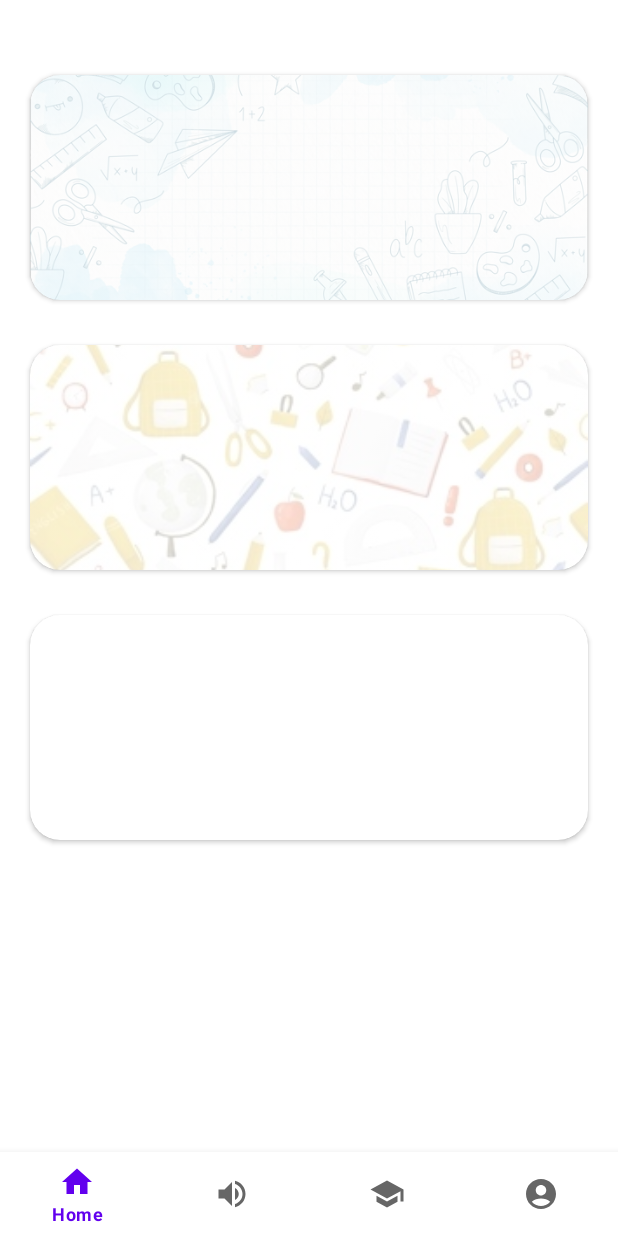
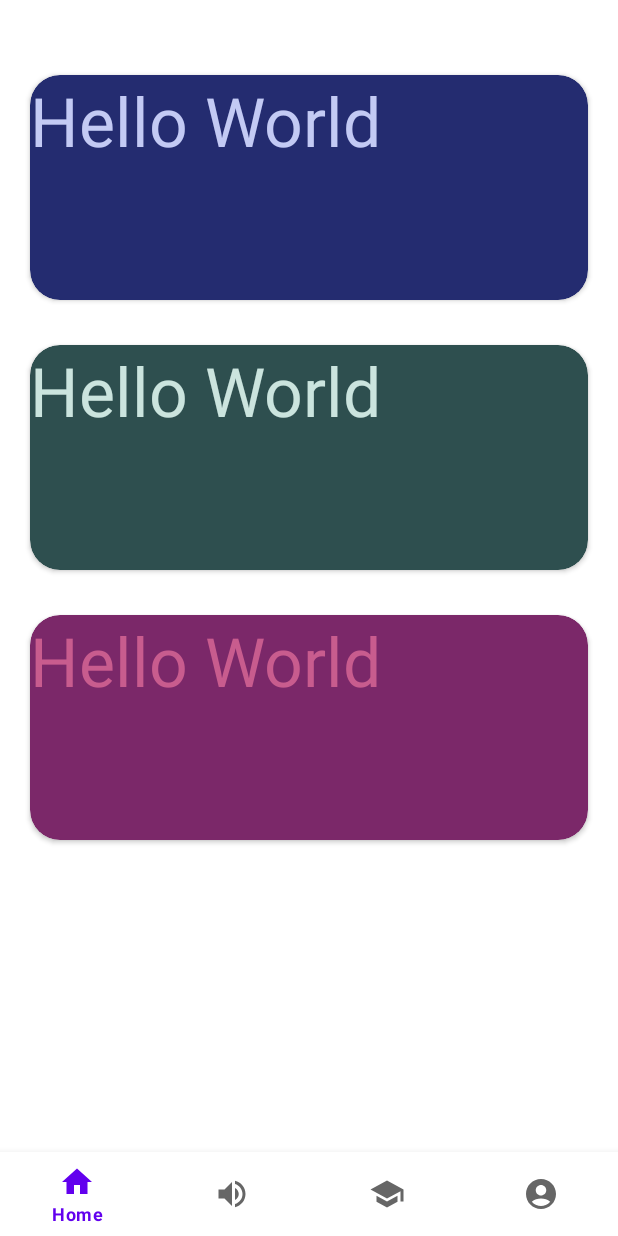
Before and after one commit to tutionmanagement/TMSStudent, an Android app: the HomeFragment screen opened directly, with no data from a screen before it, on a phone screen of 412 x 824 dp. Run offline under Robolectric (Android 15) with nearby library versions, the phone set to English and light mode, and no system bars.

Commit message:
Modified Dashboard Design. And Added components to the screen

```diff
--- a/app/src/main/res/layout/fragment_home.xml
+++ b/app/src/main/res/layout/fragment_home.xml
@@ -24,11 +24,21 @@
                 android:layout_marginTop="30dp"
                 android:layout_marginEnd="20dp"
                 android:layout_marginBottom="30dp"
+                app:cardBackgroundColor="#7B2869"
                 app:cardCornerRadius="20dp"
                 app:layout_constraintBottom_toBottomOf="parent"
                 app:layout_constraintEnd_toEndOf="parent"
                 app:layout_constraintStart_toStartOf="parent"
-                app:layout_constraintTop_toBottomOf="@+id/cd2"/>
+                app:layout_constraintTop_toBottomOf="@+id/cd2" >
+
+                <TextView
+                    android:id="@+id/textView10"
+                    android:layout_width="wrap_content"
+                    android:layout_height="wrap_content"
+                    android:text="Hello World "
+                    android:textAppearance="@style/TextAppearance.AppCompat.Display2"
+                    android:textColor="#C85C8E" />
+            </androidx.cardview.widget.CardView>
 
             <androidx.cardview.widget.CardView
                 android:id="@+id/cd2"
@@ -37,18 +47,19 @@
                 android:layout_marginStart="20dp"
                 android:layout_marginTop="30dp"
                 android:layout_marginEnd="20dp"
+                app:cardBackgroundColor="#2E4F4F"
                 app:cardCornerRadius="20dp"
                 app:layout_constraintEnd_toEndOf="parent"
                 app:layout_constraintStart_toStartOf="parent"
                 app:layout_constraintTop_toBottomOf="@+id/cd1">
 
-                <ImageView
-                    android:id="@+id/imageView4"
-                    android:layout_width="match_parent"
-                    android:layout_height="match_parent"
-                    android:alpha="0.2"
-                    android:scaleType="centerCrop"
-                    android:src="@mipmap/imgcard" />
+                <TextView
+                    android:id="@+id/textView9"
+                    android:layout_width="wrap_content"
+                    android:layout_height="wrap_content"
+                    android:text="Hello World "
+                    android:textAppearance="@style/TextAppearance.AppCompat.Display2"
+                    android:textColor="#CBE4DE" />
             </androidx.cardview.widget.CardView>
 
             <androidx.cardview.widget.CardView
@@ -59,20 +70,20 @@
                 android:layout_marginTop="50dp"
                 android:layout_marginEnd="20dp"
                 android:clickable="true"
+                app:cardBackgroundColor="#242C70"
                 app:cardCornerRadius="20dp"
                 app:layout_constraintEnd_toEndOf="parent"
                 app:layout_constraintHorizontal_bias="0.5"
                 app:layout_constraintStart_toStartOf="parent"
-                app:layout_constraintTop_toTopOf="parent">
+                app:layout_constraintTop_toTopOf="parent" >
 
-                <ImageView
-                    android:id="@+id/imageView5"
-                    android:layout_width="match_parent"
-                    android:layout_height="match_parent"
-                    android:alpha="0.2"
-                    android:scaleType="centerCrop"
-                    android:src="@mipmap/imgmedium" />
-
+                <TextView
+                    android:id="@+id/textView8"
+                    android:layout_width="wrap_content"
+                    android:layout_height="wrap_content"
+                    android:text="Hello World "
+                    android:textAppearance="@style/TextAppearance.AppCompat.Display2"
+                    android:textColor="#C3CAF4" />
             </androidx.cardview.widget.CardView>
 
         </androidx.constraintlayout.widget.ConstraintLayout>
```
Also changed, not shown: app/src/main/res/drawable/gradient.xml (added, +14 -0 lines), app/src/main/res/layout/fragment_academics.xml (+12 -7 lines), app/src/main/res/layout/fragment_account.xml (+5 -3 lines).
